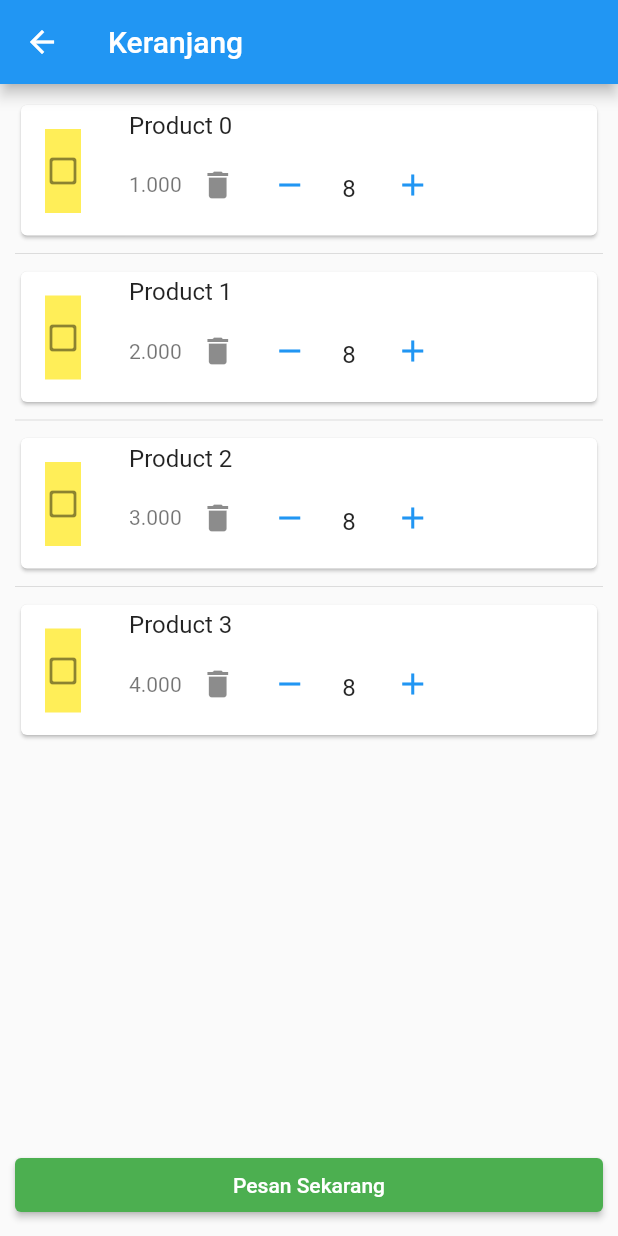
After one commit to AgassiPutra/e_warung, a Flutter app: the Keranjang screen opened directly, on a phone screen of 412 x 824 dp. The commit adds this screen. Run offline on Flutter 3.47's test engine with Material 2 defaults, Android fonts, the phone set to English and light mode, and no system bars; our stand-ins replace material_floating_search_bar, shared_preferences, sliding_up_panel; accounts and stored records are empty.

Commit message:
temporary commit

```diff
--- /dev/null
+++ b/lib/screens/warung/keranjang.dart
@@ -0,0 +1,117 @@
+import 'package:flutter/material.dart';
+import 'dart:math';
+class Keranjang extends StatefulWidget{
+
+  @override
+  _KeranjangState createState() => _KeranjangState();
+}
+class _KeranjangState extends State<Keranjang>{
+
+  Widget build(BuildContext context){
+    return Scaffold(
+      appBar: AppBar(
+        title: Text("Keranjang"),
+      ),
+      body: Container(
+        padding: EdgeInsets.all(10),
+        child:Column(
+          children: [
+            Expanded(child: listKeranjang()),
+            Row(
+              children:[
+                Expanded(
+                  child:ElevatedButton(
+                    onPressed: (){},
+                    style: ButtonStyle(backgroundColor: MaterialStateProperty.all(Colors.green)),
+                    child: Text("Pesan Sekarang")
+                  )
+                )
+              ]
+            )
+          ],
+        )
+      ),
+    );
+  }
+  Widget listKeranjang(){
+    Random rand = new Random();
+
+    List<Map> keranjangku = List.generate(4, (index) => {
+      "id": index,
+      "product_name": "Product $index",
+      "harga": "${index+1}.000",
+      "stok": 8
+    });
+
+    return ListView.separated(
+      itemCount: keranjangku.length,
+      itemBuilder: (BuildContext context, int index){
+        return Card(
+          child: ListTile(
+            leading: Container(
+              height:150,
+              decoration: BoxDecoration(color:Colors.yellow.shade400),
+              child: Icon(Icons.check_box_outline_blank_rounded)
+            ),
+            title: Text(keranjangku[index]['product_name']),
+            subtitle:Row(
+              children:[
+                Text(keranjangku[index]['harga']),
+                IconButton(onPressed: (){},icon: Icon(Icons.delete)),
+                buttonAddMinus(counter: keranjangku[index]['stok'],max:10)
+              ]
+            )
+          )
+        );
+      },
+      separatorBuilder: (BuildContext context, int index) => Divider(),
+    );
+  }
+  Widget buttonAddMinus({required int counter,int? max}){
+    int _counter = counter;
+    return Container(
+      width: 130,
+      height: 60,
+      child: Row(
+        children:[
+          IconButton(
+            onPressed: (){
+              setState(() {
+                if(_counter !=0){
+                  _counter--;
+                }
+              });
+            },
+            icon: Icon(Icons.remove,color: ((){if(counter == 0){return Colors.grey;}else{return Colors.blue;}}()))
+          ),
+          Expanded(
+            child:TextField(
+              // expands:true,
+              textAlign:TextAlign.center,
+              controller: TextEditingController()..text = '$_counter',
+              onChanged: (text){
+                counter = int.parse(text);
+                text = "$_counter";
+              },
+              textAlignVertical: TextAlignVertical.center,
+              decoration: InputDecoration(
+                border: InputBorder.none
+              ),
+              keyboardType: TextInputType.number,
+            )
+          ),
+          IconButton(
+            onPressed: (){
+              setState(() {
+                if(_counter != max){
+                  _counter++;
+                }
+              });
+            },
+            icon: Icon(Icons.add,color: ((){if(_counter == max){return Colors.grey;}else{return Colors.blue;}}()))
+          ),
+        ]
+      )
+    );
+  }
+}
```
Also changed, not shown: lib/screens/warung/katalog.dart (+26 -9 lines).
